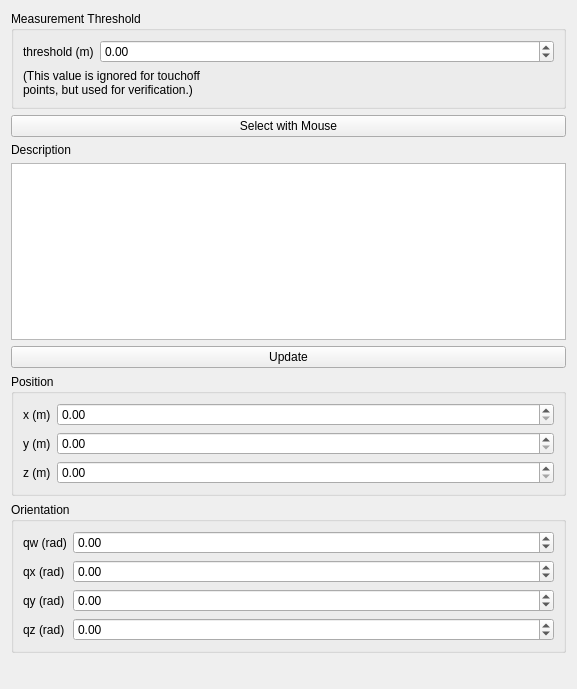
First picture: the form in src/Toolpath-Offline-Planning/opp_gui/ui/touch_point_parameters_editor.ui, repository xp220340/toolpath, before the edit.
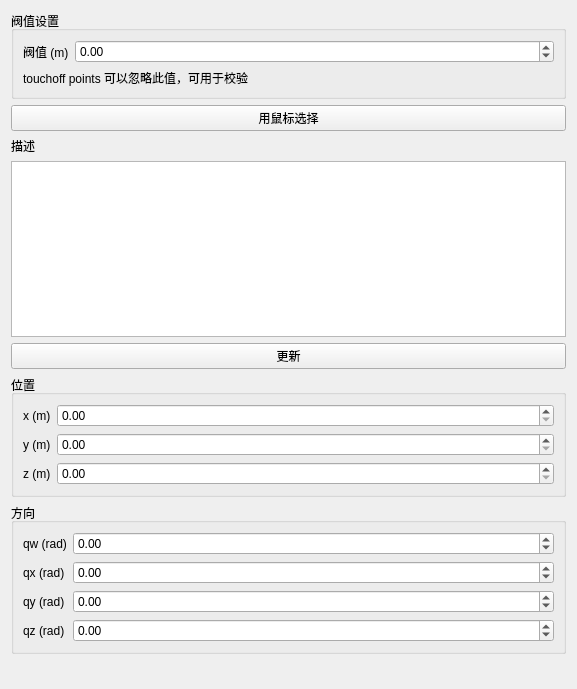
Second picture: the form after the edit.

The edit to the form file:
```diff
--- a/src/Toolpath-Offline-Planning/opp_gui/ui/touch_point_parameters_editor.ui
+++ b/src/Toolpath-Offline-Planning/opp_gui/ui/touch_point_parameters_editor.ui
@@ -17,13 +17,13 @@
    <item>
     <widget class="QGroupBox" name="group_box_threshold">
      <property name="title">
-      <string>Measurement Threshold</string>
+      <string>阀值设置</string>
      </property>
      <layout class="QFormLayout" name="formLayout_3">
       <item row="0" column="0">
        <widget class="QLabel" name="label_threshold">
         <property name="text">
-         <string>threshold (m)</string>
+         <string>阀值 (m)</string>
         </property>
        </widget>
       </item>
@@ -43,8 +43,7 @@
       <item row="1" column="0" colspan="2">
        <widget class="QLabel" name="label_threshold_note">
         <property name="text">
-         <string>(This value is ignored for touchoff
-points, but used for verification.)</string>
+         <string>touchoff points 可以忽略此值，可用于校验</string>
         </property>
        </widget>
       </item>
@@ -54,14 +53,14 @@
    <item>
     <widget class="QPushButton" name="push_button_select_with_mouse">
      <property name="text">
-      <string>Select with Mouse</string>
+      <string>用鼠标选择</string>
      </property>
     </widget>
    </item>
    <item>
     <widget class="QLabel" name="label_display">
      <property name="text">
-      <string>Description</string>
+      <string>描述</string>
      </property>
     </widget>
    </item>
@@ -71,14 +70,14 @@
    <item>
     <widget class="QPushButton" name="push_button_update">
      <property name="text">
-      <string>Update</string>
+      <string>更新</string>
      </property>
     </widget>
    </item>
    <item>
     <widget class="QGroupBox" name="group_box_position">
      <property name="title">
-      <string>Position</string>
+      <string>位置</string>
      </property>
      <layout class="QFormLayout" name="formLayout_2">
       <item row="0" column="0">
@@ -147,7 +146,7 @@
    <item>
     <widget class="QGroupBox" name="group_box_orientation">
      <property name="title">
-      <string>Orientation</string>
+      <string>方向</string>
      </property>
      <layout class="QFormLayout" name="formLayout">
       <item row="0" column="0">
```
